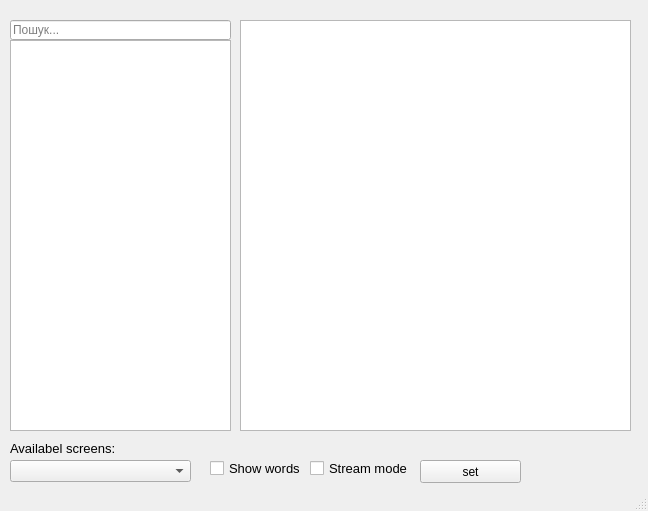
The window that ss.ui (0xt1m/LyricVerse) describes before a commit, drawn with Qt 5.
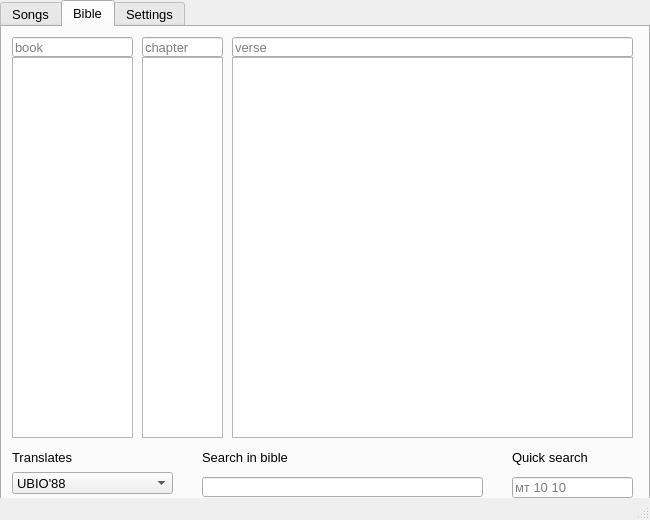
The same window after the commit. The open tabs and pages were chosen to show the change.

Commit message: add bible and settings tabs

Diff of the .ui file:
```diff
--- a/ss.ui
+++ b/ss.ui
@@ -9,8 +9,8 @@
    <rect>
     <x>0</x>
     <y>0</y>
-    <width>648</width>
-    <height>511</height>
+    <width>650</width>
+    <height>520</height>
    </rect>
   </property>
   <property name="windowTitle">
@@ -20,13 +20,37 @@
    <string notr="true"/>
   </property>
   <widget class="QWidget" name="centralwidget">
+   <widget class="QTabWidget" name="tabs">
+    <property name="geometry">
+     <rect>
+      <x>0</x>
+      <y>0</y>
+      <width>650</width>
+      <height>520</height>
+     </rect>
+    </property>
+    <property name="font">
+     <font>
+      <pointsize>10</pointsize>
+     </font>
+    </property>
+    <property name="styleSheet">
+     <string notr="true"/>
+    </property>
+    <property name="currentIndex">
+     <number>0</number>
+    </property>
+    <widget class="QWidget" name="songs">
+     <attribute name="title">
+      <string>Songs</string>
+     </attribute>
    <widget class="QListWidget" name="list_songs">
     <property name="geometry">
      <rect>
       <x>10</x>
-      <y>40</y>
+        <y>30</y>
       <width>221</width>
-      <height>391</height>
+        <height>411</height>
      </rect>
     </property>
    </widget>
@@ -34,43 +58,273 @@
     <property name="geometry">
      <rect>
       <x>240</x>
-      <y>20</y>
-      <width>391</width>
-      <height>411</height>
+        <y>10</y>
+        <width>401</width>
+        <height>431</height>
      </rect>
     </property>
     <property name="uniformItemSizes">
      <bool>false</bool>
     </property>
    </widget>
-   <widget class="QLineEdit" name="search_input">
+     <widget class="QComboBox" name="av_songbooks">
     <property name="geometry">
      <rect>
-      <x>10</x>
-      <y>20</y>
+        <x>160</x>
+        <y>450</y>
       <width>221</width>
+        <height>22</height>
+       </rect>
+      </property>
+     </widget>
+     <widget class="QLabel" name="label_6">
+      <property name="geometry">
+       <rect>
+        <x>20</x>
+        <y>450</y>
+        <width>131</width>
+        <height>16</height>
+       </rect>
+      </property>
+      <property name="font">
+       <font>
+        <pointsize>10</pointsize>
+       </font>
+      </property>
+      <property name="text">
+       <string>Avaliable songbooks:</string>
+      </property>
+     </widget>
+    </widget>
+    <widget class="QWidget" name="bible">
+     <attribute name="title">
+      <string>Bible</string>
+     </attribute>
+     <widget class="QComboBox" name="av_translates">
+      <property name="geometry">
+       <rect>
+        <x>10</x>
+        <y>445</y>
+        <width>161</width>
+        <height>22</height>
+       </rect>
+      </property>
+      <item>
+       <property name="text">
+        <string>UBIO'88</string>
+       </property>
+      </item>
+     </widget>
+     <widget class="QLabel" name="label_3">
+      <property name="geometry">
+       <rect>
+        <x>10</x>
+        <y>420</y>
+        <width>101</width>
+        <height>21</height>
+       </rect>
+      </property>
+      <property name="font">
+       <font>
+        <pointsize>10</pointsize>
+       </font>
+      </property>
+      <property name="text">
+       <string>Translates</string>
+      </property>
+     </widget>
+     <widget class="QListWidget" name="bible_chapters_list">
+      <property name="geometry">
+       <rect>
+        <x>140</x>
+        <y>30</y>
+        <width>81</width>
+        <height>381</height>
+       </rect>
+      </property>
+     </widget>
+     <widget class="QListWidget" name="bible_verses_list">
+      <property name="geometry">
+       <rect>
+        <x>230</x>
+        <y>30</y>
+        <width>401</width>
+        <height>381</height>
+       </rect>
+      </property>
+     </widget>
+     <widget class="QLineEdit" name="chapter_input">
+      <property name="geometry">
+       <rect>
+        <x>140</x>
+        <y>10</y>
+        <width>81</width>
       <height>20</height>
      </rect>
     </property>
     <property name="placeholderText">
-     <string>Пошук...</string>
+       <string>chapter</string>
+      </property>
+     </widget>
+     <widget class="QListWidget" name="bible_books_list">
+      <property name="geometry">
+       <rect>
+        <x>10</x>
+        <y>30</y>
+        <width>121</width>
+        <height>381</height>
+       </rect>
+      </property>
+     </widget>
+     <widget class="QLineEdit" name="verse_input">
+      <property name="geometry">
+       <rect>
+        <x>230</x>
+        <y>10</y>
+        <width>401</width>
+        <height>20</height>
+       </rect>
+      </property>
+      <property name="placeholderText">
+       <string>verse</string>
+      </property>
+     </widget>
+     <widget class="QLineEdit" name="book_input">
+      <property name="geometry">
+       <rect>
+        <x>10</x>
+        <y>10</y>
+        <width>121</width>
+        <height>20</height>
+       </rect>
+      </property>
+      <property name="placeholderText">
+       <string>book</string>
+      </property>
+     </widget>
+     <widget class="QLineEdit" name="quick_bible_search">
+      <property name="geometry">
+       <rect>
+        <x>510</x>
+        <y>450</y>
+        <width>121</width>
+        <height>21</height>
+       </rect>
+      </property>
+      <property name="font">
+       <font>
+        <pointsize>10</pointsize>
+       </font>
+      </property>
+      <property name="text">
+       <string/>
+      </property>
+      <property name="placeholderText">
+       <string>мт 10 10</string>
+      </property>
+     </widget>
+     <widget class="QLabel" name="label_4">
+      <property name="geometry">
+       <rect>
+        <x>510</x>
+        <y>420</y>
+        <width>101</width>
+        <height>21</height>
+       </rect>
+      </property>
+      <property name="font">
+       <font>
+        <pointsize>10</pointsize>
+       </font>
+      </property>
+      <property name="text">
+       <string>Quick search</string>
+      </property>
+     </widget>
+     <widget class="QLabel" name="label_5">
+      <property name="geometry">
+       <rect>
+        <x>200</x>
+        <y>420</y>
+        <width>211</width>
+        <height>21</height>
+       </rect>
+      </property>
+      <property name="font">
+       <font>
+        <pointsize>10</pointsize>
+       </font>
+      </property>
+      <property name="text">
+       <string>Search in bible</string>
+      </property>
+     </widget>
+     <widget class="QLineEdit" name="bible_search">
+      <property name="geometry">
+       <rect>
+        <x>200</x>
+        <y>450</y>
+        <width>281</width>
+        <height>20</height>
+       </rect>
+      </property>
+      <property name="font">
+       <font>
+        <pointsize>10</pointsize>
+       </font>
+      </property>
+     </widget>
+    </widget>
+    <widget class="QWidget" name="settings">
+     <attribute name="title">
+      <string>Settings</string>
+     </attribute>
+     <widget class="QPushButton" name="btn_save">
+      <property name="geometry">
+       <rect>
+        <x>30</x>
+        <y>440</y>
+        <width>101</width>
+        <height>23</height>
+       </rect>
+      </property>
+      <property name="text">
+       <string>Save</string>
     </property>
    </widget>
    <widget class="QComboBox" name="screensCB">
     <property name="geometry">
      <rect>
-      <x>10</x>
-      <y>460</y>
+        <x>20</x>
+        <y>50</y>
       <width>181</width>
       <height>22</height>
      </rect>
     </property>
    </widget>
+     <widget class="QCheckBox" name="checkbox_stream_mode">
+      <property name="geometry">
+       <rect>
+        <x>120</x>
+        <y>90</y>
+        <width>101</width>
+        <height>17</height>
+       </rect>
+      </property>
+      <property name="font">
+       <font>
+        <pointsize>10</pointsize>
+       </font>
+      </property>
+      <property name="text">
+       <string>Stream mode</string>
+      </property>
+     </widget>
    <widget class="QLabel" name="label">
     <property name="geometry">
      <rect>
-      <x>10</x>
-      <y>440</y>
+        <x>20</x>
+        <y>30</y>
       <width>141</width>
       <height>16</height>
      </rect>
@@ -87,29 +341,11 @@
      <string>Availabel screens:</string>
     </property>
    </widget>
-   <widget class="QCheckBox" name="checkbox_stream_mode">
-    <property name="geometry">
-     <rect>
-      <x>310</x>
-      <y>460</y>
-      <width>101</width>
-      <height>17</height>
-     </rect>
-    </property>
-    <property name="font">
-     <font>
-      <pointsize>10</pointsize>
-     </font>
-    </property>
-    <property name="text">
-     <string>Stream mode</string>
-    </property>
-   </widget>
    <widget class="QCheckBox" name="checkbox_show_words">
     <property name="geometry">
      <rect>
-      <x>210</x>
-      <y>460</y>
+        <x>20</x>
+        <y>90</y>
       <width>101</width>
       <height>17</height>
      </rect>
@@ -123,18 +359,7 @@
      <string>Show words</string>
     </property>
    </widget>
-   <widget class="QPushButton" name="btn_set">
-    <property name="geometry">
-     <rect>
-      <x>420</x>
-      <y>460</y>
-      <width>101</width>
-      <height>23</height>
-     </rect>
-    </property>
-    <property name="text">
-     <string>set</string>
-    </property>
+    </widget>
    </widget>
   </widget>
   <widget class="QStatusBar" name="statusbar"/>
```
Left out of the diff: 13 changed lines with no effect on the pictures. Lines whose indentation alone changed are shown as unchanged. The commit also changes 6 other files.
